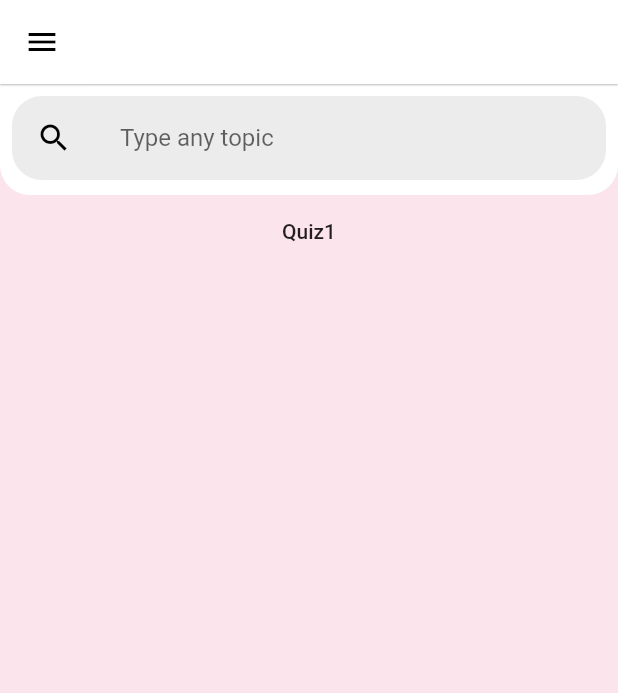
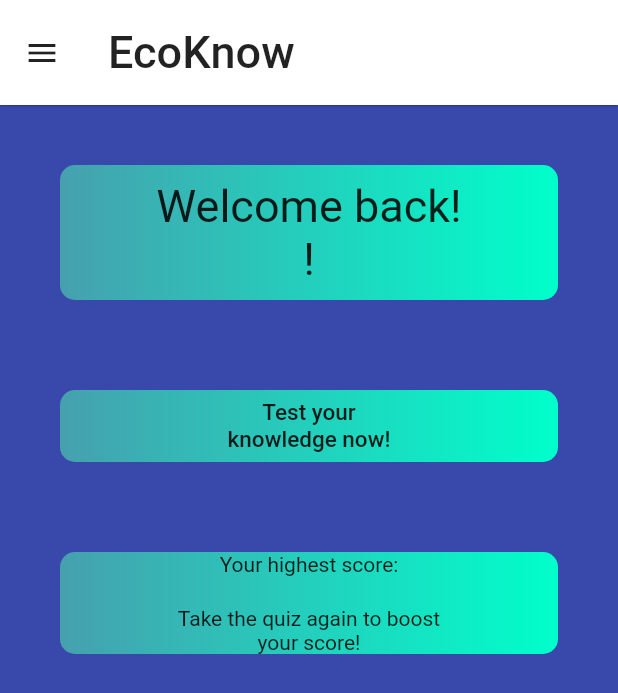
Before and after one commit to Saransh-cpp/EVSQuizApp, a Flutter app: the Home screen opened directly, on a phone screen of 412 x 824 dp. Shown: the top 693 px of the screen. Run offline on Flutter 3.47's test engine with Material 2 defaults, Android fonts, the phone set to English and light mode, and no system bars; our stand-ins replace cloud_firestore, curved_navigation_bar, firebase_auth, firebase_core, flutter_spinkit; accounts and stored records are empty.

Commit message:
Added NGOData Model and UI redesign for home.dart

```diff
--- /dev/null
+++ b/lib/model/NGOData.dart
@@ -0,0 +1,6 @@
+class NGOData {
+  var ngoData = [
+    ['Name', ['Description', 'contact number', 'website']],
+    ['Name', ['Description', 'contact number', 'website']],
+  ];
+}
--- a/lib/screens/Home.dart
+++ b/lib/screens/Home.dart
@@ -1,4 +1,5 @@
 import 'package:evs_quiz_app/provider/user.dart';
+import 'package:evs_quiz_app/screens/NavBar.dart';
 import 'package:evs_quiz_app/screens/quizQuestionScreens/Question.dart';
 import 'package:flutter/material.dart';
 import 'package:provider/provider.dart';
@@ -12,7 +13,6 @@ class Home extends StatefulWidget {
 class _HomeState extends State<Home> {
   @override
   Widget build(BuildContext context) {
-
     GlobalKey<ScaffoldState> _drawerKey = GlobalKey();
 
     final userProvider = Provider.of<UserProvider>(context);
@@ -20,7 +20,7 @@ class _HomeState extends State<Home> {
     return SafeArea(
       child: Scaffold(
         key: _drawerKey,
-        backgroundColor: Colors.pink[50],
+        backgroundColor: Colors.indigo[600],
         drawer: Drawer(
           child: InkWell(
             child: ListView(
@@ -28,12 +28,10 @@ class _HomeState extends State<Home> {
                 UserAccountsDrawerHeader(
                   decoration: BoxDecoration(
                       gradient: LinearGradient(
-                          colors: <Color>[
-                            Colors.deepOrange,
-                            Colors.orangeAccent,
-                          ]
-                      )
-                  ),
+                        colors: [Color(0xFF46A0AE), Color(0xFF00FFCB)],
+                        begin: Alignment.centerLeft,
+                        end: Alignment.centerRight,
+                      )),
                   accountName: Text(
                     userProvider.userModel?.name ?? "username loading...",
                   ),
@@ -41,10 +39,7 @@ class _HomeState extends State<Home> {
                     userProvider.userModel?.email ?? "email loading...",
                   ),
                 ),
-                Container(
-                  height: 600,
-                  color: Colors.pink[50],
-                  child: Column(
+                Column(
                   children: [
                     ListTile(
                       leading: Icon(
@@ -68,7 +63,6 @@ class _HomeState extends State<Home> {
                     ),
                   ],
                 ),
-                )
 
 
               ],
@@ -76,50 +70,55 @@ class _HomeState extends State<Home> {
           ),
         ),
         appBar: AppBar(
+          toolbarHeight: 70,
           backgroundColor: Colors.white,
           elevation: 0.5,
           iconTheme: IconThemeData(
-            color: Colors.black
+              color: Colors.black87
+          ),
+          title: Text(
+            'EcoKnow',
+            style: TextStyle(
+                color: Colors.black87,
+                fontSize: 30
+            ),
           ),
         ),
         body: ListView(
           children: [
             Container(
+              margin: EdgeInsets.fromLTRB(40, 40, 40, 40),
+              padding: EdgeInsets.fromLTRB(0, 10, 0, 10),
               decoration: BoxDecoration(
-                  color: Colors.white,
-                  borderRadius: BorderRadius.only(
-                      bottomRight: Radius.circular(20),
-                      bottomLeft: Radius.circular(20))),
-              child: Padding(
-                padding: const EdgeInsets.only(
-                    top: 8, left: 8, right: 8, bottom: 10),
-                child: Container(
-                  decoration: BoxDecoration(
-                    color: Colors.grey.withOpacity(0.2),
-                    borderRadius: BorderRadius.circular(20),
+                  borderRadius: BorderRadius.all(Radius.circular(10)),
+                  gradient: LinearGradient(
+                    colors: [Color(0xFF46A0AE), Color(0xFF00FFCB)],
+                    begin: Alignment.centerLeft,
+                    end: Alignment.centerRight,
+                  )
               ),
-                  child: ListTile(
-                    leading: Icon(
-                      Icons.search,
-                      color: Colors.black,
-                    ),
-                    title: TextField(
-                      textInputAction: TextInputAction.search,
-                      // onSubmitted: (String text) {
-                      //   FocusScope.of(context).unfocus();
-                      // },
-                      decoration: InputDecoration(
-                        hintText: "Type any topic",
-                        border: InputBorder.none,
+              child: Text(
+                'Welcome back!\n${userProvider.userModel?.name}!',
+                textAlign: TextAlign.center,
+                style: TextStyle(
+                    fontSize: 30
                 ),
               ),
             ),
+            Container(
+              margin: EdgeInsets.fromLTRB(40, 20, 40, 40),
+              decoration: BoxDecoration(
+                  borderRadius: BorderRadius.all(Radius.circular(10)),
+                  gradient: LinearGradient(
+                    colors: [Color(0xFF46A0AE), Color(0xFF00FFCB)],
+                    begin: Alignment.centerLeft,
+                    end: Alignment.centerRight,
+                  )
               ),
-              ),
-            ),
-            MaterialButton(
+              child: MaterialButton(
                 onPressed: () {
-                Navigator.push(context, MaterialPageRoute(builder: (c) => Question(
+                  Navigator.push(context, MaterialPageRoute(builder: (c) =>
+                      Question(
                         question1: 'Test1',
                         question2: 'test2',
                         question3: 'test3',
@@ -192,10 +191,43 @@ class _HomeState extends State<Home> {
                         question10correctoption: 'yes',
                       )));
                 },
-              child: Text('Quiz1'),
+                child: Text(
+                  'Test your\nknowledge now!',
+                  textAlign: TextAlign.center,
+                  style: TextStyle(
+                    fontSize: 15
+                  ),
+                ),
+              ),
+            ),
+            Container(
+              margin: EdgeInsets.fromLTRB(40, 20, 40, 40),
+              decoration: BoxDecoration(
+                  borderRadius: BorderRadius.all(Radius.circular(10)),
+                  gradient: LinearGradient(
+                    colors: [Color(0xFF46A0AE), Color(0xFF00FFCB)],
+                    begin: Alignment.centerLeft,
+                    end: Alignment.centerRight,
+                  ),
+            ),
+              child: Column(
+                children: [
+                  Text(
+                    'Your highest score:',
+                    textAlign: TextAlign.center,
+                  ),
+                  SizedBox(
+                    height: 20,
+                  ),
+                  Text(
+                    'Take the quiz again to boost\nyour score!',
+                    textAlign: TextAlign.center,
                   )
                 ],
+              ),
             )
+          ],
+        ),
       ),
     );
   }
--- a/lib/screens/NavBar.dart
+++ b/lib/screens/NavBar.dart
@@ -21,7 +21,8 @@ class _NavBarState extends State<NavBar> {
     return MaterialApp(
       debugShowCheckedModeBanner: false,
       home: Scaffold(
-        body: PageView(
+        body:
+        PageView(
           children: currentTab,
           controller: pageController,
           onPageChanged: (int index) {
@@ -32,7 +33,9 @@ class _NavBarState extends State<NavBar> {
         ),
         bottomNavigationBar: CurvedNavigationBar(
             height: 60.0,
-            backgroundColor: Colors.pink[50],
+            // color: Colors.black,
+            // buttonBackgroundColor: Colors.white,
+            backgroundColor: Colors.black87,
             items: <Widget>[
               Icon(
                   Icons.home_rounded,
```
Lines whose indentation alone changed are shown as unchanged.
